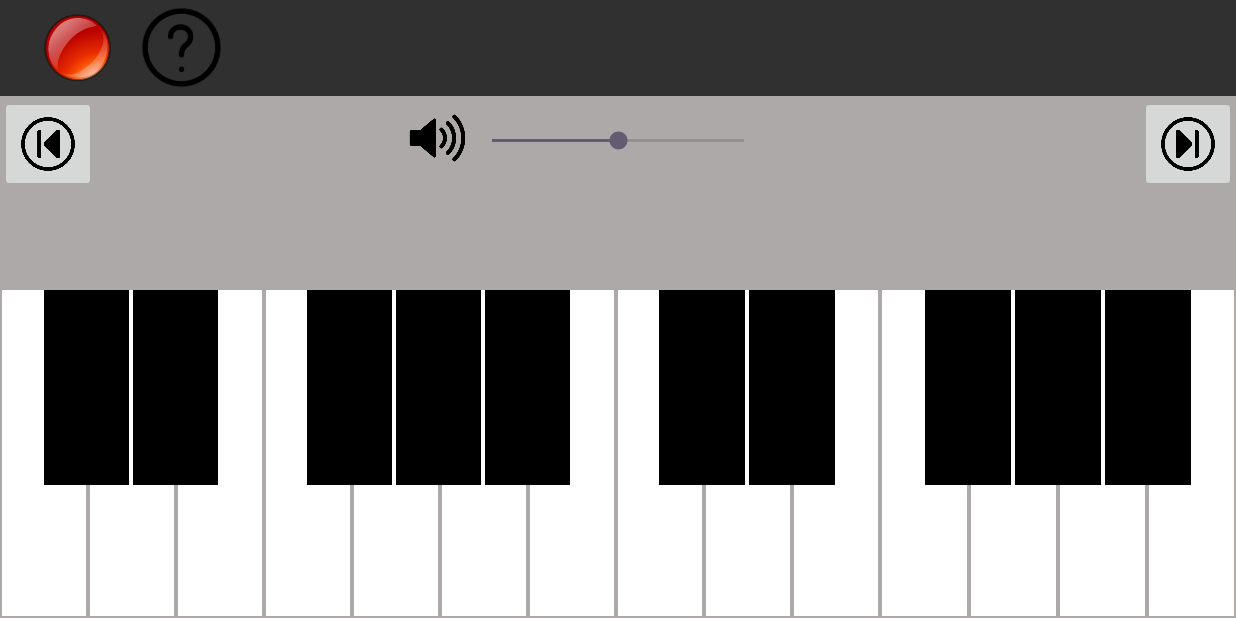
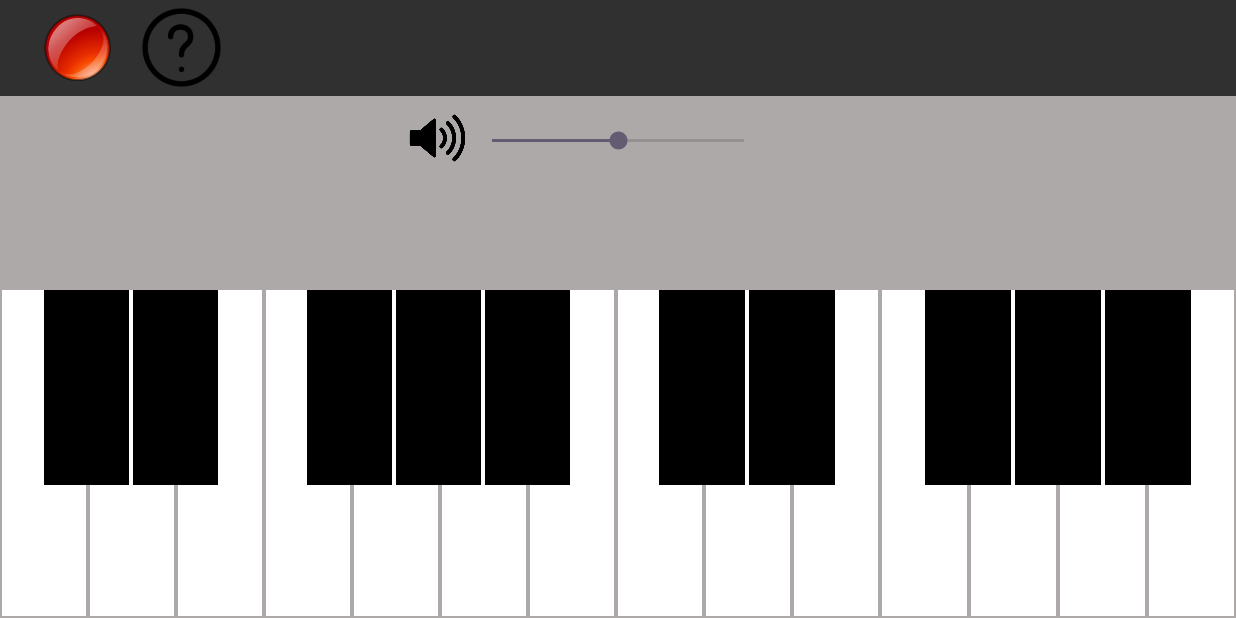
Before and after one commit to ItayB1301/PianoProject, an Android app: the FrontPageActivity screen opened directly, with no data from a screen before it, on a phone screen of 824 x 412 dp (held sideways). Run offline under Robolectric (Android 15) with nearby library versions, the phone set to English and light mode, and no system bars; our stand-ins replace Firebase (no records; nobody signed in at launch, a user with empty details on screens opened directly).

Commit message:
Initial commit

```diff
--- a/app/src/main/java/com/example/pianoproject/FrontPageActivity.java
+++ b/app/src/main/java/com/example/pianoproject/FrontPageActivity.java
@@ -1,7 +1,9 @@
 package com.example.pianoproject;
 
+import androidx.annotation.NonNull;
 import androidx.appcompat.app.AppCompatActivity;
 
+import android.content.Intent;
 import android.graphics.Color;
 import android.graphics.drawable.ColorDrawable;
 import android.graphics.drawable.Drawable;
@@ -22,6 +24,12 @@ import android.widget.SeekBar;
 import android.widget.Toast;
 
 
+import com.google.firebase.database.DataSnapshot;
+import com.google.firebase.database.DatabaseError;
+import com.google.firebase.database.DatabaseReference;
+import com.google.firebase.database.FirebaseDatabase;
+import com.google.firebase.database.ValueEventListener;
+
 import java.util.ArrayList;
 import java.util.HashMap;
 import java.util.Map;
@@ -40,6 +48,7 @@ public class FrontPageActivity extends AppCompatActivity
     private int cnt = 0;
 
     private ArrayList<String> recording=new ArrayList<>();
+    private ArrayList<String> recFromHistory=new ArrayList<>();
 
 
     private Integer[] arrBtnId = {R.id.c3, R.id.d3,
@@ -83,6 +92,15 @@ public class FrontPageActivity extends AppCompatActivity
                 timerHandler.removeCallbacks(timerRunnable);
                 ImageButton ib1=findViewById(last);
                 ib1.setImageResource(0);
+                if(getIntent().getExtras()!=null){
+                    recFromHistory=(ArrayList<String>) getIntent().getExtras().get("song");
+                    if(recFromHistory!=null){
+                        recording=recFromHistory;
+                        playRecords();
+                        timerHandler.postDelayed(this, 250);
+                    }
+                }
+
             }
         }
     };
@@ -135,8 +153,8 @@ public class FrontPageActivity extends AppCompatActivity
         for(int i=0;i<arrBtnId.length;i++){
             map.put(arrBtnId[i],i);
         }
-        notesMap  = createNotesMap();
-        tavsMap = createTavsMap();
+        notesMap  = MyData.createNotesMap();
+        tavsMap = MyData.createTavsMap();
 
         soundPool = createSoundPool();
         soundPool.setOnLoadCompleteListener(this);
@@ -169,6 +187,15 @@ public class FrontPageActivity extends AppCompatActivity
             }
         });
 
+        ImageButton history =findViewById(R.id.helpbutton);
+
+        history.setOnClickListener(new View.OnClickListener() {
+            @Override
+            public void onClick(View v) {
+                startActivity(new Intent(FrontPageActivity.this,HistoryActivity.class));
+            }
+        });
+
         ImageButton record=findViewById(R.id.rec);
         record.setOnClickListener(new View.OnClickListener() {
             @Override
@@ -196,6 +223,7 @@ public class FrontPageActivity extends AppCompatActivity
             }
         });
     }
+
     private void showImageSourceDialog() {
         Dialog img_dialog = new Dialog(FrontPageActivity.this);
         img_dialog.setContentView(R.layout.img_upload_dialog);
@@ -221,7 +249,23 @@ public class FrontPageActivity extends AppCompatActivity
             @Override
             public void onClick(View v) {
                 //save to firebase/internal storage
-                img_dialog.dismiss();
+                DatabaseReference songRef= FirebaseDatabase.getInstance().getReference("Songs");
+                songRef.addListenerForSingleValueEvent(new ValueEventListener() {
+                    @Override
+                    public void onDataChange(@NonNull DataSnapshot snapshot) {
+                        String songTitle="song_"+String.valueOf (snapshot.getChildrenCount()+1);
+                        Song song=new Song(songTitle,recording);
+                        songRef.child(song.getTitle()).setValue(song);
+                        img_dialog.dismiss();
+
+                    }
+
+                    @Override
+                    public void onCancelled(@NonNull DatabaseError error) {
+
+                    }
+                });
+
             }
         });
         img_dialog.show();
@@ -242,14 +286,14 @@ public class FrontPageActivity extends AppCompatActivity
     private void playRecords() {
         i = 0;
         last=-1;
-        timerHandler1.postDelayed(timerRunnable1, 0);
+        timerHandler1.postDelayed(timerRunnable1, 250);
     }
 
     private void playTunes(String[] tune) {
         this.tune = tune;
         i = 0;
 
-        timerHandler.postDelayed(timerRunnable, 0);
+        timerHandler.postDelayed(timerRunnable, 300);
     }
 
     private SoundPool createSoundPool() {
@@ -264,78 +308,18 @@ public class FrontPageActivity extends AppCompatActivity
         return soundPool;
     }
 
-    private Map<Integer,String> createTavsMap(){
-        Map<Integer,String> notesMap = new HashMap<>();
-        notesMap.put(0,"c3");
-        notesMap.put(1,"d3");
-        notesMap.put(2,"e3");
-        notesMap.put(3,"f3");
-        notesMap.put(4,"g3");
-        notesMap.put(5,"a3");
-        notesMap.put(6,"b3");
-
-        notesMap.put(7,"c4");
-        notesMap.put(8,"d4");
-        notesMap.put(9,"e4");
-        notesMap.put(10,"f4");
-        notesMap.put(11,"g4");
-        notesMap.put(12,"a4");
-        notesMap.put(13,"b4");
-
-        notesMap.put(14,"db3");
-        notesMap.put(15,"eb3");
-        notesMap.put(16,"gb3");
-        notesMap.put(17,"ab3");
-        notesMap.put(18,"bb3");
-
-        notesMap.put(19,"db4");
-        notesMap.put(20,"eb4");
-        notesMap.put(21,"gb4");
-        notesMap.put(22,"ab4");
-        notesMap.put(23,"bb4");
-
-        return notesMap;
-    }
-
-    private Map<String, Integer> createNotesMap(){
-        Map<String,Integer> notesMap = new HashMap<>();
-        notesMap.put("c3",0);
-        notesMap.put("d3",1);
-        notesMap.put("e3",2);
-        notesMap.put("f3",3);
-        notesMap.put("g3",4);
-        notesMap.put("a3",5);
-        notesMap.put("b3",6);
-
-        notesMap.put("c4",7);
-        notesMap.put("d4",8);
-        notesMap.put("e4",9);
-        notesMap.put("f4",10);
-        notesMap.put("g4",11);
-        notesMap.put("a4",12);
-        notesMap.put("b4",13);
-
-        notesMap.put("db3",14);
-        notesMap.put("eb3",15);
-        notesMap.put("gb3",16);
-        notesMap.put("ab3",17);
-        notesMap.put("bb3",18);
-
-        notesMap.put("db4",19);
-        notesMap.put("eb4",20);
-        notesMap.put("gb4",21);
-        notesMap.put("ab4",22);
-        notesMap.put("bb4",23);
-
-        return notesMap;
-    }
 
 
     @Override
     public void onLoadComplete(SoundPool soundPool, int sampleId, int status) {
         cnt++;
-        if (cnt == 23)
-            playTunes(new String[]{"c3","d3","e3","f3","g3","a3","b3","c4"});
+        if(getIntent().getExtras()!=null){
+            recFromHistory=(ArrayList<String>) getIntent().getExtras().get("song");
+            if(recFromHistory!=null){
+                recording=recFromHistory;
+                playRecords();
+            }
+        }
     }
 
     @Override
@@ -355,7 +339,7 @@ public class FrontPageActivity extends AppCompatActivity
         if (event.getAction() == MotionEvent.ACTION_DOWN){
             ImageButton aButton = (ImageButton)v;
             aButton.setImageResource(R.drawable.blue);
-            soundPool.play(arrSoundId[pos ],volumeLeft,volumeRight,1,0,floatSpeed);
+            soundPool.play(arrSoundId[pos],volumeLeft,volumeRight,1,0,floatSpeed);
             recording.add(tavsMap.get(pos));
         }
         else if (event.getAction()== MotionEvent.ACTION_UP){
--- /dev/null
+++ b/app/src/main/java/com/example/pianoproject/MyData.java
@@ -0,0 +1,75 @@
+package com.example.pianoproject;
+
+import java.util.ArrayList;
+import java.util.HashMap;
+import java.util.Map;
+
+public class MyData {
+
+    public static ArrayList<String> song;
+    public static Map<Integer,String> createTavsMap(){
+        Map<Integer,String> notesMap = new HashMap<>();
+        notesMap.put(0,"c3");
+        notesMap.put(1,"d3");
+        notesMap.put(2,"e3");
+        notesMap.put(3,"f3");
+        notesMap.put(4,"g3");
+        notesMap.put(5,"a3");
+        notesMap.put(6,"b3");
+
+        notesMap.put(7,"c4");
+        notesMap.put(8,"d4");
+        notesMap.put(9,"e4");
+        notesMap.put(10,"f4");
+        notesMap.put(11,"g4");
+        notesMap.put(12,"a4");
+        notesMap.put(13,"b4");
+
+        notesMap.put(14,"db3");
+        notesMap.put(15,"eb3");
+        notesMap.put(16,"gb3");
+        notesMap.put(17,"ab3");
+        notesMap.put(18,"bb3");
+
+        notesMap.put(19,"db4");
+        notesMap.put(20,"eb4");
+        notesMap.put(21,"gb4");
+        notesMap.put(22,"ab4");
+        notesMap.put(23,"bb4");
+
+        return notesMap;
+    }
+
+    public static Map<String, Integer> createNotesMap(){
+        Map<String,Integer> notesMap = new HashMap<>();
+        notesMap.put("c3",0);
+        notesMap.put("d3",1);
+        notesMap.put("e3",2);
+        notesMap.put("f3",3);
+        notesMap.put("g3",4);
+        notesMap.put("a3",5);
+        notesMap.put("b3",6);
+
+        notesMap.put("c4",7);
+        notesMap.put("d4",8);
+        notesMap.put("e4",9);
+        notesMap.put("f4",10);
+        notesMap.put("g4",11);
+        notesMap.put("a4",12);
+        notesMap.put("b4",13);
+
+        notesMap.put("db3",14);
+        notesMap.put("eb3",15);
+        notesMap.put("gb3",16);
+        notesMap.put("ab3",17);
+        notesMap.put("bb3",18);
+
+        notesMap.put("db4",19);
+        notesMap.put("eb4",20);
+        notesMap.put("gb4",21);
+        notesMap.put("ab4",22);
+        notesMap.put("bb4",23);
+
+        return notesMap;
+    }
+}
--- a/app/src/main/res/layout/activity_front_page.xml
+++ b/app/src/main/res/layout/activity_front_page.xml
@@ -229,26 +229,6 @@
     </LinearLayout>
 
 
-    <ImageButton
-        android:id="@+id/leftArrow"
-        android:layout_width="64dp"
-        android:layout_height="64dp"
-        android:layout_below="@id/toolbar"
-        android:layout_alignParentLeft="true"
-        android:rotationY="180"
-        android:scaleType="fitCenter"
-        android:src="@drawable/move_keys"
-        android:text="Left" />
-
-    <ImageButton
-        android:id="@+id/rightArrow"
-        android:layout_width="64dp"
-        android:layout_height="64dp"
-        android:layout_below="@id/toolbar"
-        android:scaleType="fitCenter"
-        android:src="@drawable/move_keys"
-        android:layout_alignParentRight="true" />
-
     <SeekBar
         android:id="@+id/seekBar"
         android:layout_below="@id/toolbar"
```
Also changed, not shown: app/src/main/java/com/example/pianoproject/HistoryActivity.java (+84 -1 lines), app/src/main/java/com/example/pianoproject/MyAdapter.java (added, +83 -0 lines), app/src/main/res/layout/activity_history.xml (+51 -0 lines), app/src/main/res/layout/myrow.xml (added, +61 -0 lines), app/src/main/res/drawable/img_guide_history.png (added), app/src/main/res/drawable/img_play_history.png (added).
